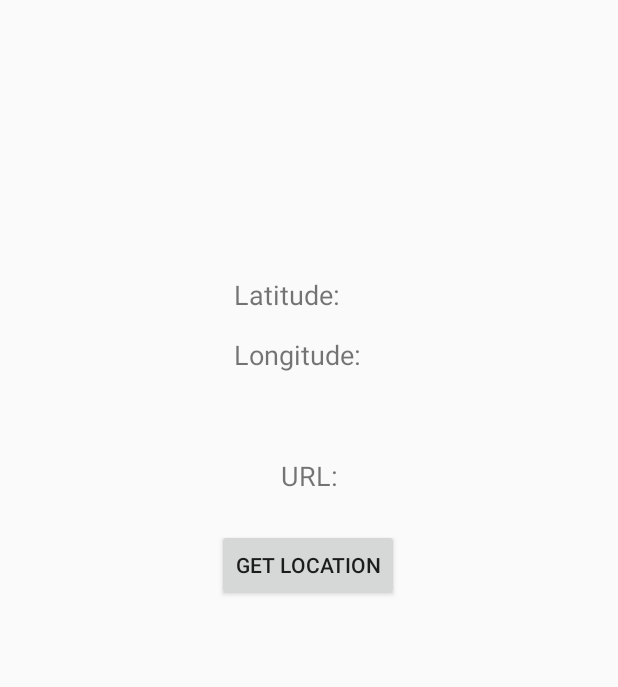
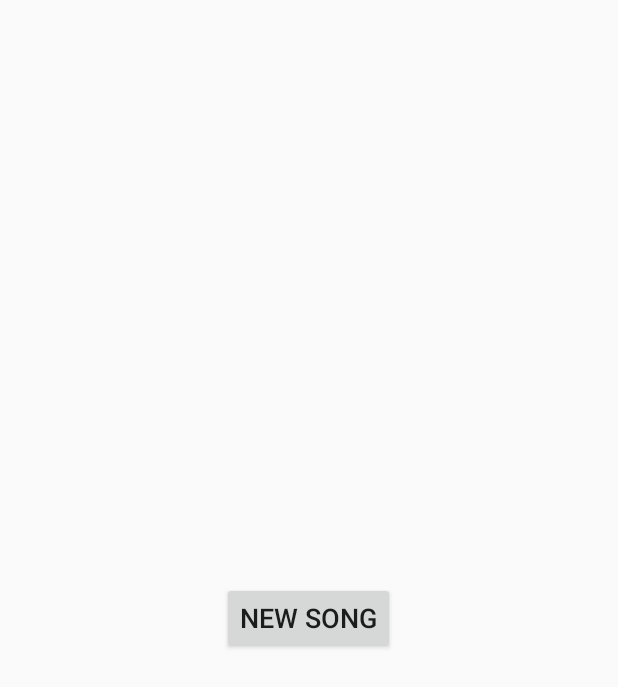
Before and after one commit to iam-Myr/Weather_Tunes, an Android app: the layout activity_main.xml on its own in the app's theme, with its tools: preview values and no code run, on a phone screen of 412 x 824 dp. Shown: the top 687 px of the screen. Run offline under Robolectric (Android 15) with nearby library versions, the phone set to English and light mode, and no system bars.

Commit message:
Progress on communication between compartments

```diff
--- a/app/build.gradle
+++ b/app/build.gradle
@@ -23,6 +23,7 @@ dependencies {
     implementation fileTree(dir: 'libs', include: ['*.jar'])
     implementation 'androidx.appcompat:appcompat:1.0.2'
     implementation 'androidx.constraintlayout:constraintlayout:1.1.3'
+    implementation 'androidx.legacy:legacy-support-v4:1.0.0'
     testImplementation 'junit:junit:4.12'
     androidTestImplementation 'androidx.test.ext:junit:1.1.0'
     androidTestImplementation 'androidx.test.espresso:espresso-core:3.1.1'
--- a/app/src/main/res/layout/activity_main.xml
+++ b/app/src/main/res/layout/activity_main.xml
@@ -6,49 +6,25 @@
     android:layout_height="match_parent"
     tools:context=".MainActivity">
 
-    <TextView
-        android:id="@+id/longTxt"
+    <Button
+        android:id="@+id/songBtn"
         android:layout_width="wrap_content"
         android:layout_height="wrap_content"
-        android:layout_marginTop="224dp"
-        android:text="Longitude:"
+        android:text="NEW SONG"
         android:textSize="18sp"
-        app:layout_constraintEnd_toEndOf="parent"
-        app:layout_constraintHorizontal_bias="0.477"
-        app:layout_constraintStart_toStartOf="parent"
-        app:layout_constraintTop_toTopOf="parent" />
-
-    <Button
-        android:id="@+id/locationBtn"
-        android:layout_width="wrap_content"
-        android:layout_height="wrap_content"
-        android:layout_marginTop="104dp"
-        android:text="GET LOCATION"
+        app:layout_constraintBottom_toBottomOf="parent"
         app:layout_constraintEnd_toEndOf="parent"
         app:layout_constraintHorizontal_bias="0.498"
-        app:layout_constraintStart_toStartOf="parent"
-        app:layout_constraintTop_toBottomOf="@+id/longTxt" />
-
-    <TextView
-        android:id="@+id/latTxt"
-        android:layout_width="wrap_content"
-        android:layout_height="wrap_content"
-        android:layout_marginTop="184dp"
-        android:text="Latitude:"
-        android:textSize="18sp"
-        app:layout_constraintEnd_toEndOf="parent"
-        app:layout_constraintHorizontal_bias="0.457"
         app:layout_constraintStart_toStartOf="parent"
         app:layout_constraintTop_toTopOf="parent" />
 
     <TextView
-        android:id="@+id/textView"
-        android:layout_width="wrap_content"
+        android:id="@+id/weatherTxt"
+        android:layout_width="0dp"
         android:layout_height="wrap_content"
-        android:layout_marginTop="56dp"
-        android:text="URL:"
-        android:textSize="18sp"
+        android:textSize="24sp"
         app:layout_constraintEnd_toEndOf="parent"
         app:layout_constraintStart_toStartOf="parent"
-        app:layout_constraintTop_toBottomOf="@+id/longTxt" />
+        app:layout_constraintTop_toTopOf="parent" />
+
 </androidx.constraintlayout.widget.ConstraintLayout>
--- a/app/src/main/res/values/strings.xml
+++ /dev/null
@@ -1,3 +0,0 @@
-<resources>
-    <string name="app_name">Weather Tunes</string>
-</resources>
```
Also changed, not shown: app/src/main/java/com/example/weathertunes/FetchWeatherTask.java (added, +143 -0 lines), app/src/main/java/com/example/weathertunes/MainActivity.java (+7 -2 lines), app/src/main/java/com/example/weathertunes/Weather.java (added, +9 -0 lines).
